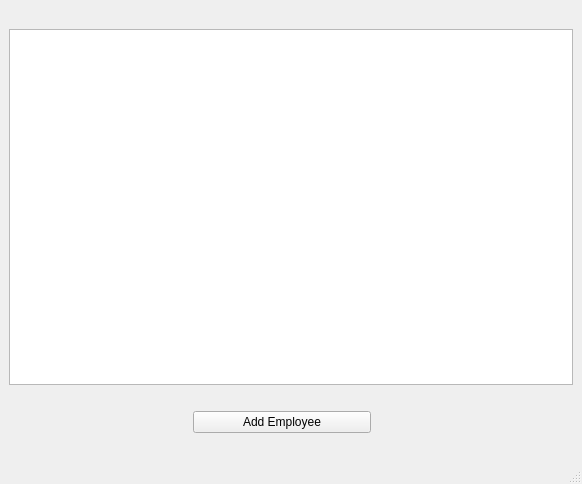
First picture: the form in src/ui/main_window.ui, repository FreakJoe/EmployeeManager, before the edit.
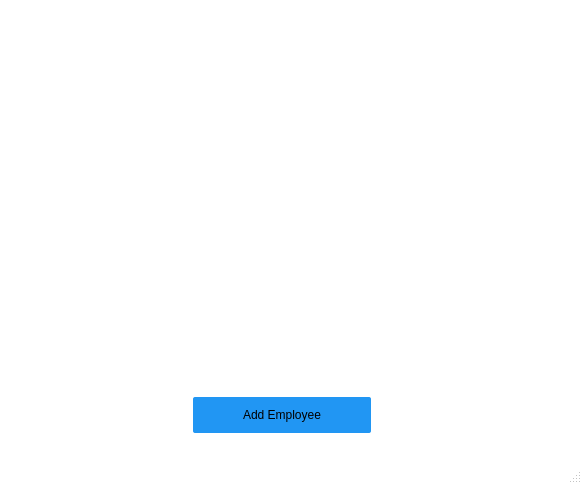
Second picture: the form after the edit.

What changed in the file:
```diff
--- a/src/ui/main_window.ui
+++ b/src/ui/main_window.ui
@@ -2,6 +2,9 @@
 <ui version="4.0">
  <class>MainWindow</class>
  <widget class="QMainWindow" name="MainWindow">
+  <property name="enabled">
+   <bool>true</bool>
+  </property>
   <property name="geometry">
    <rect>
     <x>0</x>
@@ -13,6 +16,87 @@
   <property name="windowTitle">
    <string>Employee manager</string>
   </property>
+  <property name="styleSheet">
+   <string notr="true">QMainWindow {
+	background-color: #FFF;
+	font: 13pt &quot;Roboto Condensed&quot;;
+}
+
+QLabel {
+	font: 13pt &quot;Roboto Condensed&quot;;
+}
+
+QTableWidget {
+	text-align: left;
+	font: 13pt &quot;Roboto Condensed&quot;;
+	color: rgba(0, 0, 0, 0.84);
+	border: 0;
+}
+
+QTableView QTableCornerButton::section {
+	background-color: #FFF;
+	border: 0;
+}
+
+QHeaderView::section {
+	text-align: left;
+	font: 12pt &quot;Roboto Condensed&quot;;
+	font-style: normal;
+	font-weight: normal;
+	color: rgba(0, 0, 0, 0.54);
+	background-color: #FFF;
+	border: 0;
+}
+
+QHeaderView::section:hover, QHeaderView::section:focus, QHeaderView::section:checked {
+	text-align: left;
+	font: 0;
+	font: 12pt &quot;Roboto Condensed&quot;;
+	color: rgba(0, 0, 0, 0.94);
+	font-style: normal;
+	font-weight: normal;
+}
+
+QTableWidget::item {
+	border: #000 1px solid;
+}
+
+QTableWidget::item:selected {
+	background-color: #EEEEEE;
+	color: rgba(0, 0, 0, 0.84);
+	border: 0;
+}
+
+QTableWidget::item:hover {
+	background-color: #EEEEEE;
+	color: rgba(0, 0, 0, 0.84);
+}
+
+QPushButton {
+	font: 14pt &quot;Roboto Condensed&quot;;
+	text-transform: uppercase;
+    border-radius: 2px;
+	height: 36px;
+	padding-left: 16px;
+	padding-right: 16px;
+	min-width: 88px;
+	background-color: #2196F3;
+	color: #000000;
+}
+
+QPushButton:Hover {
+	background-color: #1E88E5;
+}
+
+QPushButton:Pressed {
+	background-color: #1976D2;
+}
+
+QPushButton:Disabled {
+	color: rgba(0, 0, 0, 0.4);
+	background-color: rgba(0, 0, 0, 0.12);
+}</string>
+  </property>
   <widget class="QWidget" name="centralwidget">
    <layout class="QGridLayout" name="gridLayout">
     <item row="0" column="1">
@@ -30,6 +114,9 @@
     </item>
     <item row="3" column="1">
      <widget class="QPushButton" name="addEmployeeDialog">
+      <property name="enabled">
+       <bool>true</bool>
+      </property>
       <property name="text">
        <string>Add Employee</string>
       </property>
```
